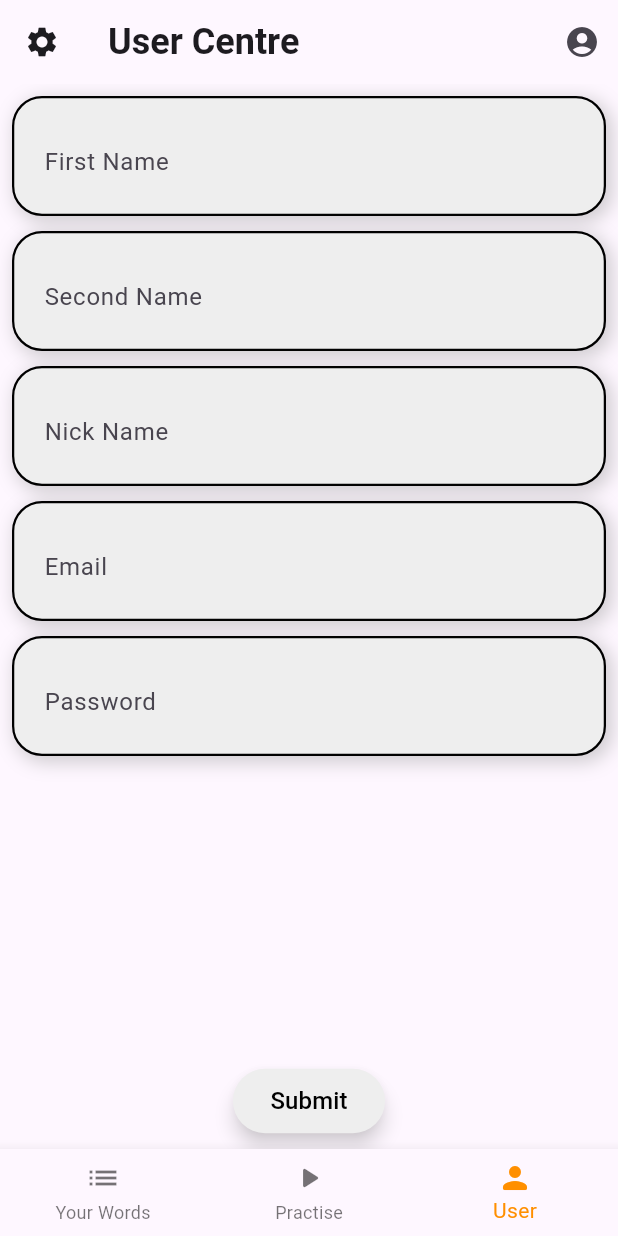
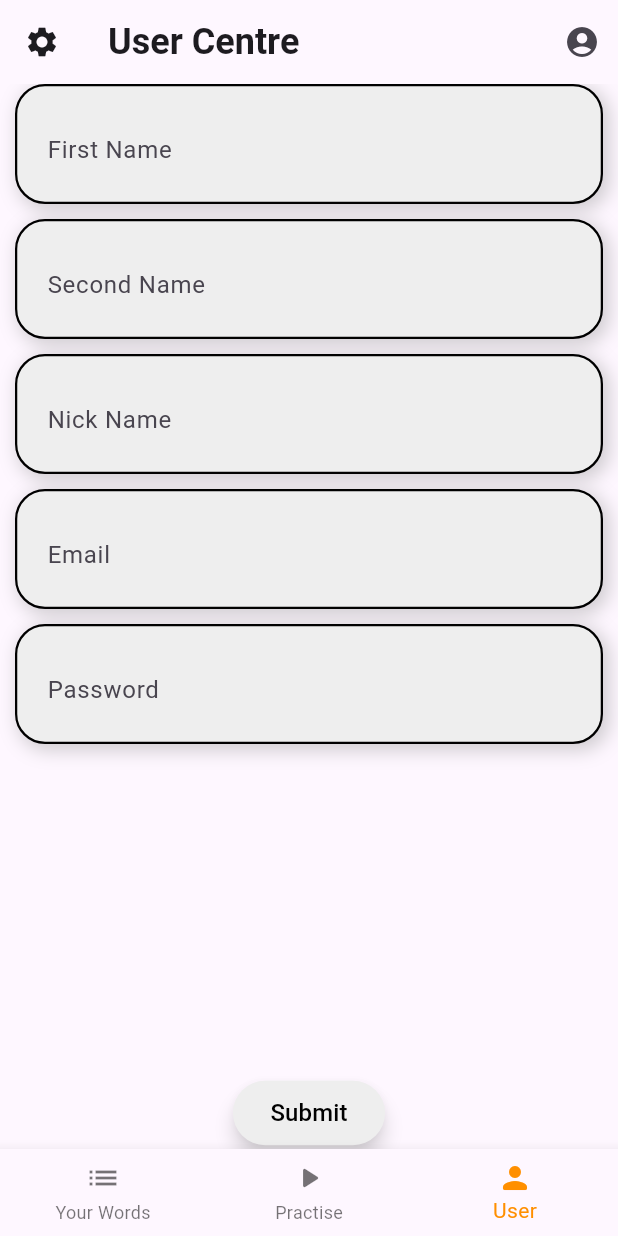
Before and after one commit to Dzejkoubi/word_practise_firebase, a Flutter app: the screen it shows after launch, after a tap on the "account circle" icon, on a phone screen of 412 x 824 dp. Run offline on Flutter 3.47's test engine with Material 3 defaults, Android fonts, the light colour scheme and no system bars; our stand-ins replace firebase_core, firebase_database; accounts and stored records are empty.

Commit message:
Refactor main.dart, userCenter.dart, and yourWords.dart

```diff
--- a/lib/main.dart
+++ b/lib/main.dart
@@ -7,9 +7,10 @@ import 'package:word_practise_firebase/pages/practise.dart';
 import 'package:word_practise_firebase/pages/userCenter.dart';
 import 'package:word_practise_firebase/pages/yourWords.dart';
 
-void main() {
+void main() async {
   WidgetsFlutterBinding.ensureInitialized();
-  runApp(Main());
+  await Firebase.initializeApp();
+  runApp(const Main());
 }
 
 class Main extends StatefulWidget {
@@ -79,7 +80,10 @@ class _MainState extends State<Main> {
               ),
             ],
           ),
-          body: _navBarWidgets[_selectedIndex],
+          body: Padding(
+            padding: const EdgeInsets.symmetric(horizontal: 10),
+            child: _navBarWidgets[_selectedIndex],
+          ),
           bottomNavigationBar: BottomNavigationBar(
             items: navBarItems,
             currentIndex: _selectedIndex,
--- a/lib/pages/userCenter.dart
+++ b/lib/pages/userCenter.dart
@@ -22,8 +22,6 @@ class _UserCentreState extends State<UserCentre> {
   @override
   Widget build(BuildContext context) {
     return Center(
-      child: Padding(
-        padding: const EdgeInsets.all(8.0),
       child: Column(
         children: <Widget>[
           BasicTextField(
@@ -66,7 +64,6 @@ class _UserCentreState extends State<UserCentre> {
           )),
         ],
       ),
-      ),
     );
   }
 }
--- a/lib/pages/yourWords.dart
+++ b/lib/pages/yourWords.dart
@@ -1,7 +1,10 @@
 import 'dart:ui';
 
+import 'package:firebase_database/firebase_database.dart';
 import 'package:flutter/material.dart';
+import 'package:word_practise_firebase/components/styles/buttonStyles.dart';
 import 'package:word_practise_firebase/components/styles/textStyles.dart';
+import 'package:word_practise_firebase/components/helperWidgets.dart';
 
 class YourWords extends StatefulWidget {
   const YourWords({super.key});
@@ -11,6 +14,20 @@ class YourWords extends StatefulWidget {
 }
 
 class _YourWordsState extends State<YourWords> {
+  List<dynamic> englishWords = [];
+  List<dynamic> czechWords = [];
+  int wordsCount = 0;
+
+  Future<void> getWords() async {
+    final wordsRef = FirebaseDatabase.instance.ref().child("words/0/english/0");
+
+    final snapshot = await wordsRef.get();
+
+    List<dynamic> words = snapshot.value as List<dynamic>;
+
+    print("Snapshot: $words");
+  }
+
   @override
   Widget build(BuildContext context) {
     return Center(
@@ -23,15 +40,15 @@ class _YourWordsState extends State<YourWords> {
             children: [
               Container(
                 padding: const EdgeInsets.all(20),
-                child: ImportantText(text: "Anglicky"),
+                child: const ImportantText(text: "Anglicky"),
               ),
               Container(
                 padding: const EdgeInsets.all(20),
-                child: ImportantText(text: "Česky"),
+                child: const ImportantText(text: "Česky"),
               ),
               Container(
                 padding: const EdgeInsets.all(20),
-                child: ImportantText(text: "Obrázek"),
+                child: const ImportantText(text: "Obrázek"),
               )
             ],
           ),
@@ -41,15 +58,15 @@ class _YourWordsState extends State<YourWords> {
             indent: 20,
             endIndent: 20,
           ),
-          Word(
-            english: "Happy",
-            czech: "Šťastný",
-          )
+          FloatingActionButton(
+              onPressed: getWords, child: const Text("Get words")),
         ],
       ),
     );
   }
 }
+
+//----------------------------------------------------
 
 class Word extends StatefulWidget {
   Word({super.key, required this.english, required this.czech, this.image});
@@ -63,6 +80,20 @@ class Word extends StatefulWidget {
 }
 
 class _WordState extends State<Word> {
+  @override
+  Widget build(BuildContext context) {
+    return TestDatabaseView(widget: widget);
+  }
+}
+
+class TestDatabaseView extends StatelessWidget {
+  const TestDatabaseView({
+    super.key,
+    required this.widget,
+  });
+
+  final Word widget;
+
   @override
   Widget build(BuildContext context) {
     return Row(
```
Lines whose indentation alone changed are shown as unchanged.
